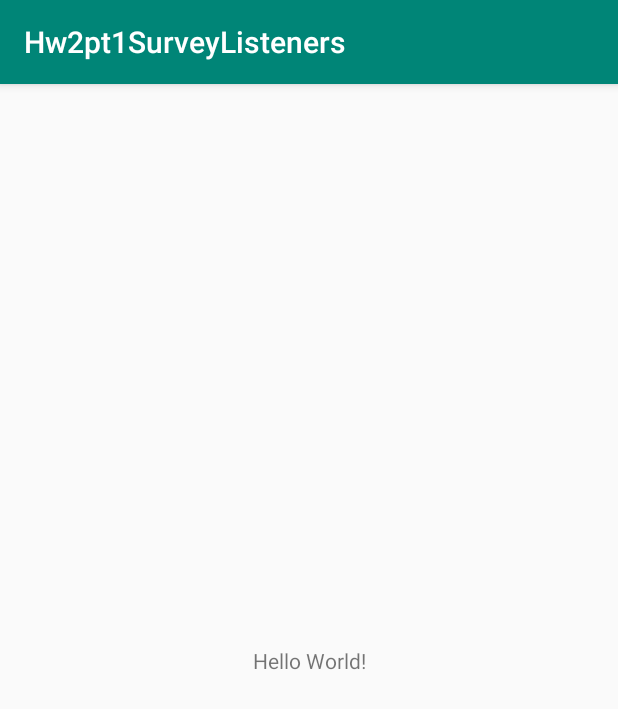
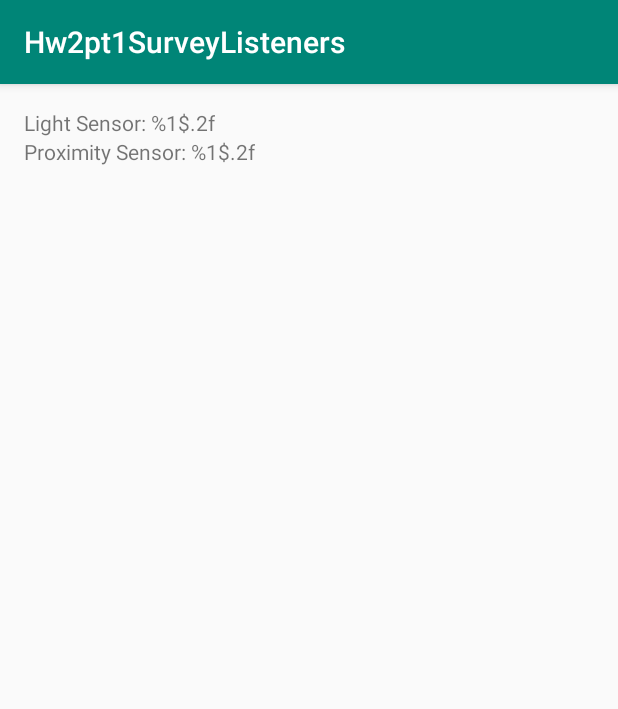
Before and after one commit to tiemonl/Classwork, an Android app: the screen it shows after launch (MainActivity), on a phone screen of 412 x 824 dp. Shown: the top 709 px of the screen. Run offline under Robolectric (Android 15) with nearby library versions, the phone set to English and light mode, and no system bars; 4 statements that could not run were skipped.

Commit message:
finished second half of homework 2

```diff
--- a/Hw2pt1SurveyListeners/app/src/main/java/com/example/hw2pt1surveylisteners/MainActivity.kt
+++ b/Hw2pt1SurveyListeners/app/src/main/java/com/example/hw2pt1surveylisteners/MainActivity.kt
@@ -1,12 +1,95 @@
 package com.example.hw2pt1surveylisteners
 
+import android.hardware.Sensor
 import android.support.v7.app.AppCompatActivity
 import android.os.Bundle
+import android.widget.TextView
+import android.hardware.SensorManager
+import android.content.Context
+import android.hardware.SensorEvent
+import android.hardware.SensorEventListener
 
-class MainActivity : AppCompatActivity() {
+
+class MainActivity : AppCompatActivity(), SensorEventListener {
+
+    private lateinit var mSensorManager: SensorManager
+
+    // Proximity and light sensors, as retrieved from the sensor manager.
+    private lateinit var mSensorProximity: Sensor
+    private lateinit var mSensorLight: Sensor
+
+    // TextViews to display current sensor values.
+    private lateinit var mTextSensorLight: TextView
+    private lateinit var mTextSensorProximity: TextView
 
     override fun onCreate(savedInstanceState: Bundle?) {
         super.onCreate(savedInstanceState)
         setContentView(R.layout.activity_main)
+
+        mTextSensorLight = findViewById<TextView>(R.id.label_light)
+        mTextSensorProximity = findViewById<TextView>(R.id.label_proximity)
+
+        // Get an instance of the sensor manager.
+        mSensorManager = getSystemService(
+            Context.SENSOR_SERVICE
+        ) as SensorManager
+
+        mSensorProximity = mSensorManager.getDefaultSensor(
+            Sensor.TYPE_PROXIMITY
+        )
+        mSensorLight = mSensorManager.getDefaultSensor(Sensor.TYPE_LIGHT)
+
+        val sensor_error = resources.getString(R.string.error_no_sensor)
+
+        if (mSensorLight == null) {
+            mTextSensorLight.text = sensor_error
+        }
+        if (mSensorProximity == null) {
+            mTextSensorProximity.text = sensor_error
+        }
     }
+
+    override fun onStart() {
+        super.onStart()
+
+        if (mSensorProximity != null) {
+            mSensorManager.registerListener(
+                this, mSensorProximity,
+                SensorManager.SENSOR_DELAY_NORMAL
+            )
+        }
+        if (mSensorLight != null) {
+            mSensorManager.registerListener(
+                this, mSensorLight,
+                SensorManager.SENSOR_DELAY_NORMAL
+            )
+        }
+    }
+
+    override fun onStop() {
+        super.onStop()
+
+        mSensorManager.unregisterListener(this)
+    }
+
+    override fun onSensorChanged(sensorEvent: SensorEvent) {
+
+        val sensorType = sensorEvent.sensor.type
+
+        val currentValue = sensorEvent.values[0]
+
+        when (sensorType) {
+            Sensor.TYPE_LIGHT ->
+                mTextSensorLight.text = resources.getString(
+                    R.string.label_light, currentValue
+                )
+            Sensor.TYPE_PROXIMITY ->
+                mTextSensorProximity.text = resources.getString(
+                    R.string.label_proximity, currentValue
+                )
+        }// do nothing
+    }
+
+    override fun onAccuracyChanged(sensor: Sensor, i: Int) {}
+
 }
--- a/Hw2pt1SurveyListeners/app/src/main/res/layout/activity_main.xml
+++ b/Hw2pt1SurveyListeners/app/src/main/res/layout/activity_main.xml
@@ -1,19 +1,25 @@
 <?xml version="1.0" encoding="utf-8"?>
-<android.support.constraint.ConstraintLayout
-        xmlns:android="http://schemas.android.com/apk/res/android"
+<android.support.constraint.ConstraintLayout xmlns:android="http://schemas.android.com/apk/res/android"
+    xmlns:app="http://schemas.android.com/apk/res-auto"
     xmlns:tools="http://schemas.android.com/tools"
-        xmlns:app="http://schemas.android.com/apk/res-auto"
     android:layout_width="match_parent"
     android:layout_height="match_parent"
+    android:layout_margin="16dp"
     tools:context=".MainActivity">
 
     <TextView
+        android:id="@+id/label_light"
         android:layout_width="wrap_content"
         android:layout_height="wrap_content"
-            android:text="Hello World!"
-            app:layout_constraintBottom_toBottomOf="parent"
+        android:text="@string/label_light"
+        tools:ignore="MissingConstraints" />
+
+    <TextView
+        android:id="@+id/label_proximity"
+        android:layout_width="wrap_content"
+        android:layout_height="wrap_content"
+        android:text="@string/label_proximity"
         app:layout_constraintLeft_toLeftOf="parent"
-            app:layout_constraintRight_toRightOf="parent"
-            app:layout_constraintTop_toTopOf="parent"/>
+        app:layout_constraintTop_toBottomOf="@+id/label_light" />
 
 </android.support.constraint.ConstraintLayout>
--- a/Hw2pt1SurveyListeners/app/src/main/res/values/strings.xml
+++ b/Hw2pt1SurveyListeners/app/src/main/res/values/strings.xml
@@ -1,3 +1,6 @@
 <resources>
     <string name="app_name">Hw2pt1SurveyListeners</string>
+    <string name="label_proximity">Proximity Sensor: %1$.2f</string>
+    <string name="label_light">Light Sensor: %1$.2f</string>
+    <string name="error_no_sensor">No sensor</string>
 </resources>
```
Lines whose indentation alone changed are shown as unchanged.
